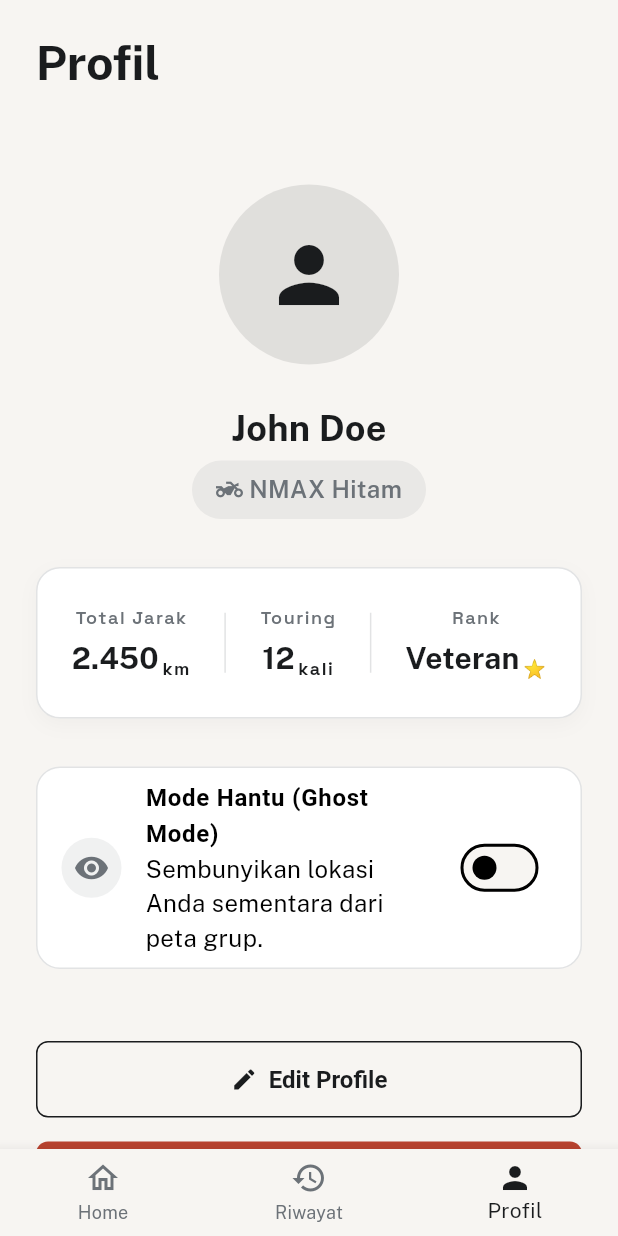
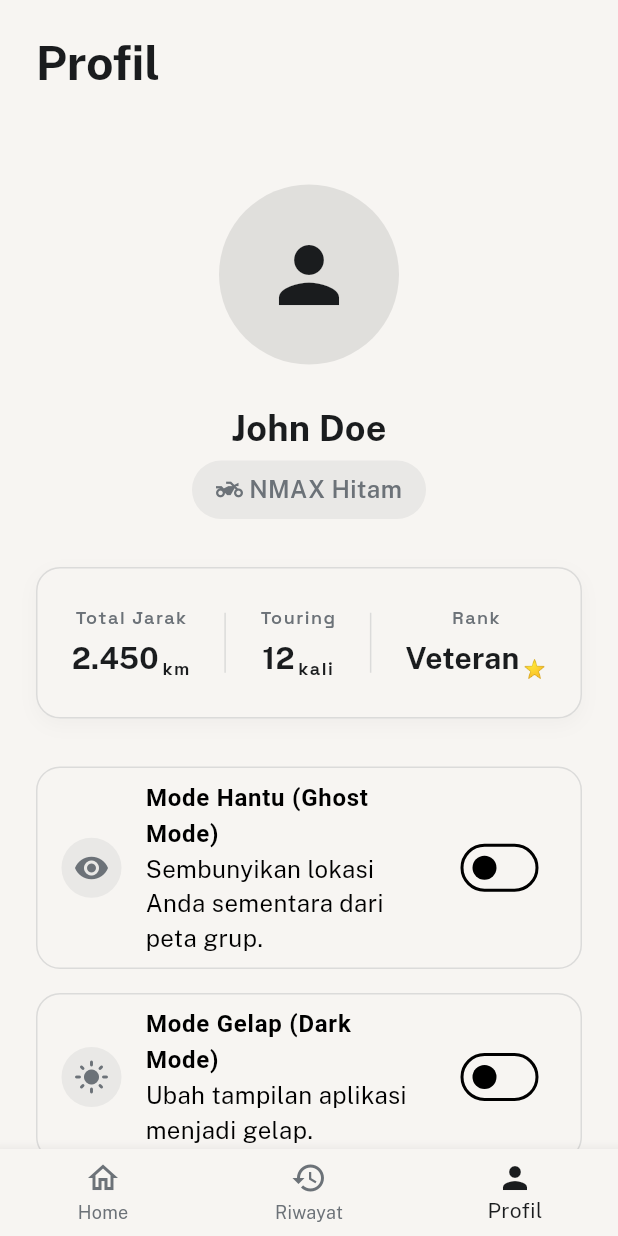
Before and after one commit to 4ndriuss/Trackie, a Flutter app: the MainPage screen opened directly, item 3 of the bottom bar chosen, on a phone screen of 412 x 824 dp. Run offline on Flutter 3.47's test engine with Material 3 defaults, Android fonts, the phone set to English and light mode, and no system bars; our stand-ins replace google_fonts, google_maps_flutter.

Commit message:
feat: add manual Dark Mode toggle in Profile

```diff
--- a/lib/pages/profile_tab.dart
+++ b/lib/pages/profile_tab.dart
@@ -1,6 +1,7 @@
 import 'package:flutter/material.dart';
 import '../theme/app_theme.dart';
 import 'login_page.dart';
+import '../main.dart';
 
 /// [ProfileTab] menampilkan informasi akun pengguna.
 /// Menampilkan foto profil, nama, informasi kendaraan,
@@ -158,7 +159,7 @@ class _ProfileTabState extends State<ProfileTab> {
                   Container(
                     padding: const EdgeInsets.symmetric(vertical: AppSpacing.lg),
                     decoration: BoxDecoration(
-                      color: Colors.white,
+                      color: theme.colorScheme.surface,
                       borderRadius: BorderRadius.circular(16),
                       border: Border.all(
                         color: theme.colorScheme.secondary.withOpacity(0.2), // ignore: deprecated_member_use
@@ -196,7 +197,7 @@ class _ProfileTabState extends State<ProfileTab> {
                   // Pengaturan Privasi (Ghost Mode)
                   Container(
                     decoration: BoxDecoration(
-                      color: Colors.white,
+                      color: theme.colorScheme.surface,
                       borderRadius: BorderRadius.circular(16),
                       border: Border.all(
                         color: theme.colorScheme.secondary.withOpacity(0.2), // ignore: deprecated_member_use
@@ -235,6 +236,47 @@ class _ProfileTabState extends State<ProfileTab> {
                       ),
                       activeTrackColor: theme.colorScheme.error.withOpacity(0.5), // ignore: deprecated_member_use
                       activeThumbColor: theme.colorScheme.error,
+                    ),
+                  ),
+                  const SizedBox(height: AppSpacing.md),
+
+                  // Pengaturan Tema (Light/Dark Mode)
+                  Container(
+                    decoration: BoxDecoration(
+                      color: theme.colorScheme.surface,
+                      borderRadius: BorderRadius.circular(16),
+                      border: Border.all(
+                        color: theme.colorScheme.secondary.withOpacity(0.2), // ignore: deprecated_member_use
+                      ),
+                    ),
+                    child: ValueListenableBuilder<ThemeMode>(
+                      valueListenable: themeNotifier,
+                      builder: (context, currentMode, child) {
+                        final isDark = currentMode == ThemeMode.dark;
+                        return SwitchListTile(
+                          value: isDark,
+                          onChanged: (value) {
+                            themeNotifier.value = value ? ThemeMode.dark : ThemeMode.light;
+                          },
+                          title: const Text('Mode Gelap (Dark Mode)', style: TextStyle(fontWeight: FontWeight.bold)),
+                          subtitle: const Text('Ubah tampilan aplikasi menjadi gelap.'),
+                          secondary: Container(
+                            padding: const EdgeInsets.all(8),
+                            decoration: BoxDecoration(
+                              color: isDark
+                                  ? theme.primaryColor.withOpacity(0.1) // ignore: deprecated_member_use
+                                  : theme.colorScheme.secondary.withOpacity(0.1), // ignore: deprecated_member_use
+                              shape: BoxShape.circle,
+                            ),
+                            child: Icon(
+                              isDark ? Icons.dark_mode : Icons.light_mode,
+                              color: isDark ? theme.primaryColor : theme.colorScheme.secondary,
+                            ),
+                          ),
+                          activeTrackColor: theme.primaryColor.withOpacity(0.5), // ignore: deprecated_member_use
+                          activeThumbColor: theme.primaryColor,
+                        );
+                      },
                     ),
                   ),
 
```
Also changed, not shown: lib/main.dart (+15 -8 lines), lib/theme/app_theme.dart (+102 -0 lines).
